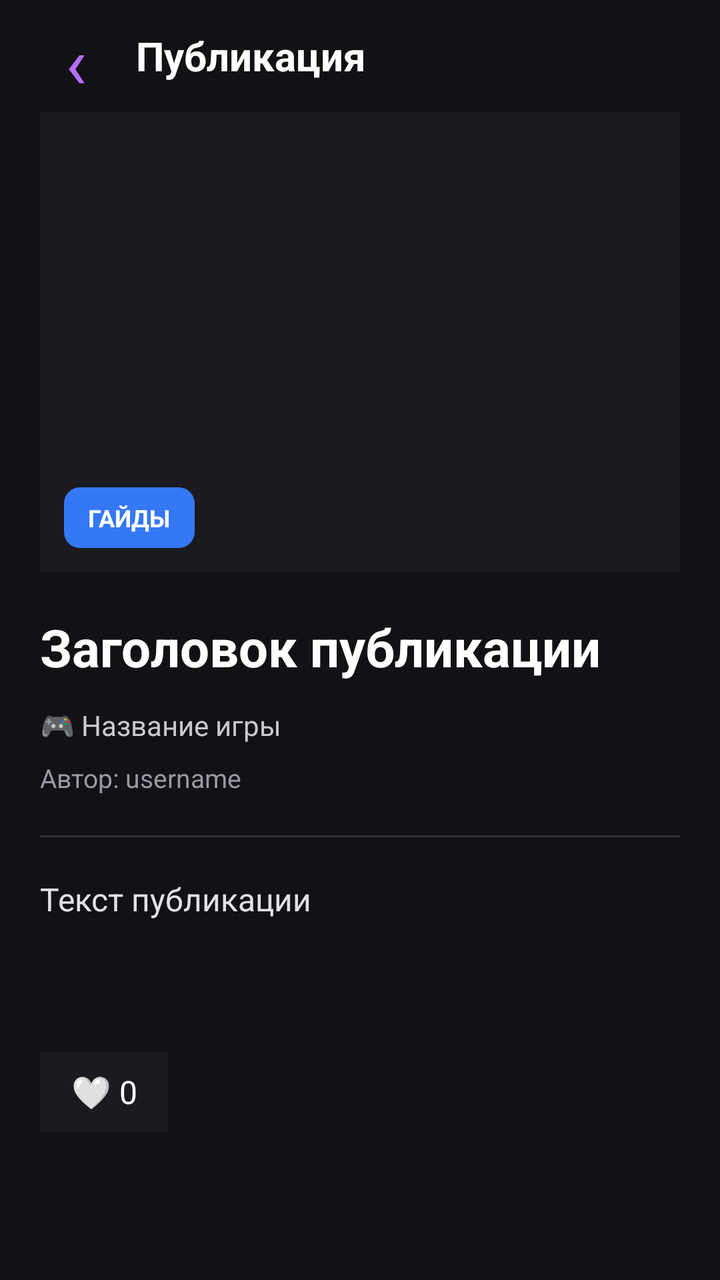
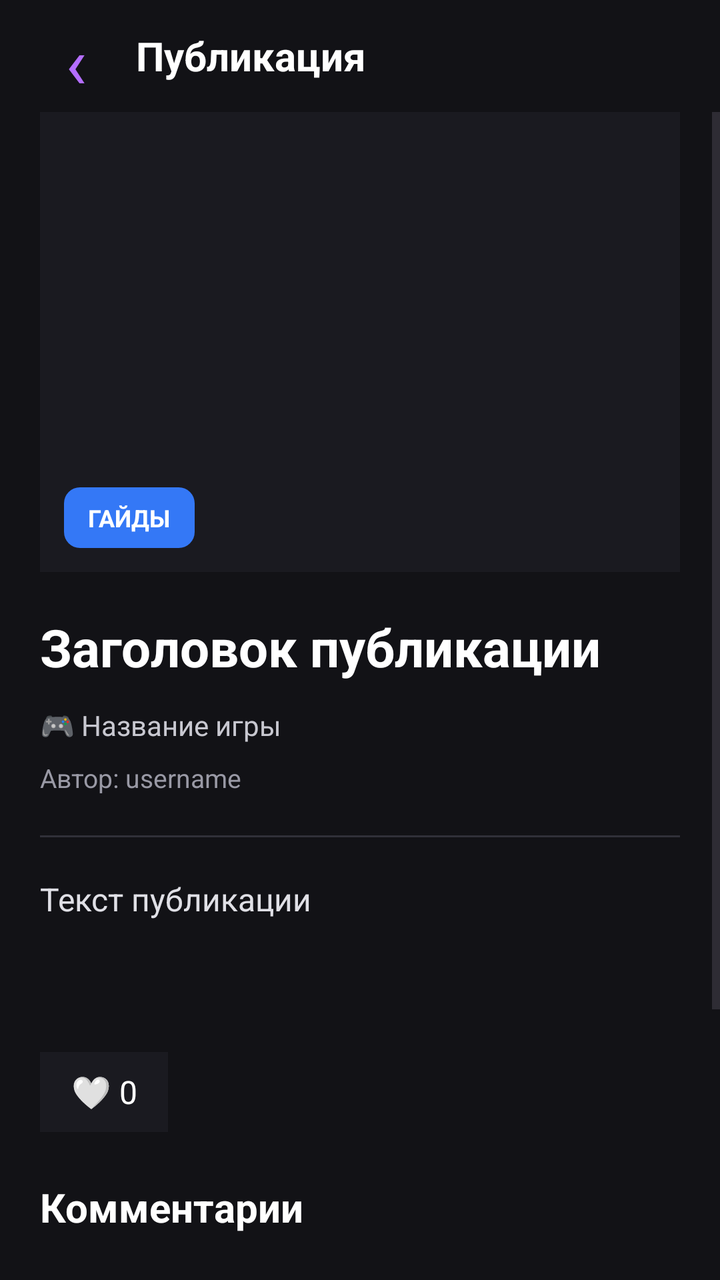

Two renders of the same Android screen: before a commit and after it. Below are the layout's source before the change and the commit's diff.
<!-- AndroidManifest.xml: application theme Theme.GamerHub -->
<!-- res/layout/screen_post_details.xml -->
<?xml version="1.0" encoding="utf-8"?>
<androidx.constraintlayout.widget.ConstraintLayout
    xmlns:android="http://schemas.android.com/apk/res/android"
    xmlns:app="http://schemas.android.com/apk/res-auto"
    android:layout_width="match_parent"
    android:layout_height="match_parent"
    android:background="#121216">

    
    <LinearLayout
        android:id="@+id/postDetailsToolbar"
        android:layout_width="0dp"
        android:layout_height="56dp"
        android:gravity="center_vertical"
        android:orientation="horizontal"
        android:paddingStart="16dp"
        android:paddingEnd="16dp"
        app:layout_constraintTop_toTopOf="parent"
        app:layout_constraintStart_toStartOf="parent"
        app:layout_constraintEnd_toEndOf="parent">

        <TextView
            android:id="@+id/postDetailsBackButton"
            android:layout_width="44dp"
            android:layout_height="44dp"
            android:gravity="center"
            android:text="‹"
            android:textColor="#B46EFF"
            android:textSize="36sp"
            android:clickable="true"
            android:focusable="true"
            android:contentDescription="Назад" />

        <TextView
            android:layout_width="wrap_content"
            android:layout_height="wrap_content"
            android:layout_marginStart="8dp"
            android:text="Публикация"
            android:textColor="#FFFFFF"
            android:textSize="20sp"
            android:textStyle="bold" />

    </LinearLayout>

    
    <ScrollView
        android:id="@+id/postDetailsScroll"
        android:layout_width="0dp"
        android:layout_height="0dp"
        android:fillViewport="true"
        app:layout_constraintTop_toBottomOf="@id/postDetailsToolbar"
        app:layout_constraintBottom_toBottomOf="parent"
        app:layout_constraintStart_toStartOf="parent"
        app:layout_constraintEnd_toEndOf="parent">

        <LinearLayout
            android:layout_width="match_parent"
            android:layout_height="wrap_content"
            android:orientation="vertical"
            android:paddingStart="20dp"
            android:paddingEnd="20dp"
            android:paddingBottom="32dp">

            
            <FrameLayout
                android:layout_width="match_parent"
                android:layout_height="230dp"
                android:background="#1A1A20">

                
                <ImageView
                    android:id="@+id/postDetailsImage"
                    android:layout_width="match_parent"
                    android:layout_height="match_parent"
                    android:scaleType="centerCrop"
                    android:contentDescription="Обложка публикации" />

                
                <TextView
                    android:id="@+id/postDetailsType"
                    android:layout_width="wrap_content"
                    android:layout_height="wrap_content"
                    android:layout_gravity="bottom|start"
                    android:layout_margin="12dp"
                    android:background="@drawable/bg_post_category"
                    android:paddingStart="12dp"
                    android:paddingEnd="12dp"
                    android:paddingTop="7dp"
                    android:paddingBottom="7dp"
                    android:text="ГАЙДЫ"
                    android:textColor="#FFFFFF"
                    android:textSize="12sp"
                    android:textStyle="bold" />

            </FrameLayout>

            
            <TextView
                android:id="@+id/postDetailsTitle"
                android:layout_width="match_parent"
                android:layout_height="wrap_content"
                android:layout_marginTop="20dp"
                android:text="Заголовок публикации"
                android:textColor="#FFFFFF"
                android:textSize="26sp"
                android:textStyle="bold" />

            
            <TextView
                android:id="@+id/postDetailsGame"
                android:layout_width="match_parent"
                android:layout_height="wrap_content"
                android:layout_marginTop="12dp"
                android:text="🎮 Название игры"
                android:textColor="#C8C8D0"
                android:textSize="14sp" />

            
            <TextView
                android:id="@+id/postDetailsAuthor"
                android:layout_width="match_parent"
                android:layout_height="wrap_content"
                android:layout_marginTop="8dp"
                android:text="Автор: username"
                android:textColor="#9999A5"
                android:textSize="13sp" />

            
            <View
                android:layout_width="match_parent"
                android:layout_height="1dp"
                android:layout_marginTop="20dp"
                android:layout_marginBottom="20dp"
                android:background="#303039" />

            
            <TextView
                android:id="@+id/postDetailsContent"
                android:layout_width="match_parent"
                android:layout_height="wrap_content"
                android:text="Текст публикации"
                android:textColor="#E0E0E6"
                android:textSize="16sp"
                android:lineSpacingExtra="6dp"
                android:textIsSelectable="true" />

            
            <TextView
                android:id="@+id/postDetailsTags"
                android:layout_width="match_parent"
                android:layout_height="wrap_content"
                android:layout_marginTop="24dp"
                android:textColor="#B46EFF"
                android:textSize="13sp" />

            
            <LinearLayout
                android:id="@+id/postLikesPanel"
                android:layout_width="wrap_content"
                android:layout_height="wrap_content"
                android:layout_marginTop="24dp"
                android:orientation="horizontal"
                android:gravity="center_vertical">

                <TextView
                    android:id="@+id/postLikeButton"
                    android:layout_width="wrap_content"
                    android:layout_height="40dp"
                    android:minWidth="64dp"
                    android:gravity="center"
                    android:paddingStart="12dp"
                    android:paddingEnd="12dp"
                    android:background="#1A1A20"
                    android:text="🤍 0"
                    android:textColor="#FFFFFF"
                    android:textSize="16sp"
                    android:clickable="true"
                    android:focusable="true"
                    android:contentDescription="Поставить или убрать лайк" />

            </LinearLayout>

        </LinearLayout>

    </ScrollView>

</androidx.constraintlayout.widget.ConstraintLayout>
<!-- resources referenced by this layout -->
<resources>
  <!-- drawable bg_post_category (drawable) -->
  <?xml version="1.0" encoding="utf-8"?>
  <shape xmlns:android="http://schemas.android.com/apk/res/android"
      android:shape="rectangle">
  
      <solid android:color="#3478F6" />
  
      <corners android:radius="8dp" />
  
  </shape>
  <style name="Theme.GamerHub" parent="Base.Theme.GamerHub" />
  <style name="Base.Theme.GamerHub" parent="Theme.Material3.DayNight.NoActionBar">
          
          
      </style>
</resources>

<!-- the commit's change to res/layout/screen_post_details.xml (unified diff, before → after) -->
@@ -180,6 +180,65 @@
 
             </LinearLayout>
 
+            
+            <LinearLayout
+                android:id="@+id/commentsSection"
+                android:layout_width="match_parent"
+                android:layout_height="wrap_content"
+                android:layout_marginTop="24dp"
+                android:orientation="vertical">
+
+                <TextView
+                    android:layout_width="match_parent"
+                    android:layout_height="wrap_content"
+                    android:text="Комментарии"
+                    android:textColor="#FFFFFF"
+                    android:textSize="20sp"
+                    android:textStyle="bold" />
+
+                <LinearLayout
+                    android:id="@+id/commentsContainer"
+                    android:layout_width="match_parent"
+                    android:layout_height="wrap_content"
+                    android:layout_marginTop="12dp"
+                    android:orientation="vertical" />
+
+                <TextView
+                    android:id="@+id/commentsEmptyText"
+                    android:layout_width="match_parent"
+                    android:layout_height="wrap_content"
+                    android:paddingTop="8dp"
+                    android:paddingBottom="8dp"
+                    android:text="Пока нет комментариев. Будь первым!"
+                    android:textColor="#A0A0AA"
+                    android:textSize="14sp" />
+
+                <EditText
+                    android:id="@+id/commentInput"
+                    android:layout_width="match_parent"
+                    android:layout_height="wrap_content"
+                    android:layout_marginTop="12dp"
+                    android:background="@drawable/bg_search"
+                    android:hint="Напиши комментарий..."
+                    android:inputType="textCapSentences|textMultiLine"
+                    android:maxLength="1000"
+                    android:minHeight="52dp"
+                    android:padding="12dp"
+                    android:textColor="#FFFFFF"
+                    android:textColorHint="#A0A0AA" />
+
+                <Button
+                    android:id="@+id/sendCommentButton"
+                    android:layout_width="match_parent"
+                    android:layout_height="48dp"
+                    android:layout_marginTop="8dp"
+                    android:backgroundTint="#3478F6"
+                    android:text="Отправить"
+                    android:textColor="#FFFFFF" />
+
+            </LinearLayout>
+
+
         </LinearLayout>
 
     </ScrollView>
<!-- resource entries referenced after the edit -->
@@ -10,6 +10,20 @@
       <corners android:radius="8dp" />
   
   </shape>
+  <!-- drawable bg_search (drawable) -->
+  <?xml version="1.0" encoding="utf-8"?>
+  <shape xmlns:android="http://schemas.android.com/apk/res/android"
+      android:shape="rectangle">
+  
+      <solid android:color="#1A1A20" />
+  
+      <corners android:radius="14dp" />
+  
+      <stroke
+          android:width="1dp"
+          android:color="#2A2A32" />
+  
+  </shape>
   <style name="Theme.GamerHub" parent="Base.Theme.GamerHub" />
   <style name="Base.Theme.GamerHub" parent="Theme.Material3.DayNight.NoActionBar">
           
